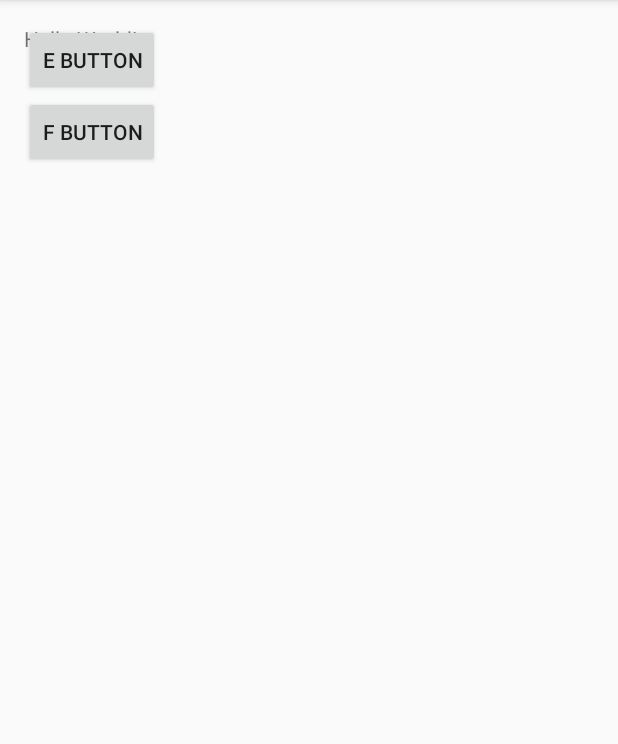
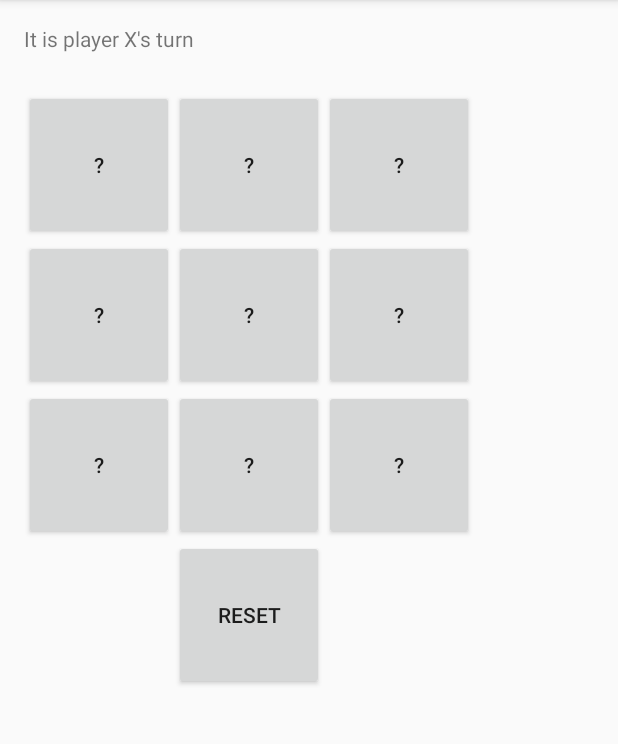
Before and after one commit to eltang/Synthesizer, an Android app: the screen it shows after launch (SynthesizerActivity), on a phone screen of 412 x 824 dp, the part 84-828 px from its top. Run offline under Robolectric (Android 15) with nearby library versions, the phone set to English and light mode, and no system bars.

Commit message:
Finish the assignment (finally)

```diff
--- a/app/src/main/java/org/pltw/examples/synthesizer/SynthesizerActivity.java
+++ b/app/src/main/java/org/pltw/examples/synthesizer/SynthesizerActivity.java
@@ -6,35 +6,145 @@ import android.os.Bundle;
 import android.util.Log;
 import android.view.View;
 import android.widget.Button;
+import android.widget.TextView;
+
+import java.util.Arrays;
 
 public class SynthesizerActivity extends AppCompatActivity {
     private static final String TAG =
 SynthesizerActivity.class.getName();
-    private Button mEButton;
-    private Button mFButton;
-    private MediaPlayer mpE;
-    private MediaPlayer mpF;
-
+    private Button button1;
+    private Button button2;
+    private Button button3;
+    private Button button4;
+    private Button button5;
+    private Button button6;
+    private Button button7;
+    private Button button8;
+    private Button button9;
+    private TextView message;
+    private char turn = 'X';
+    private char[][] board = new char[3][3];
     @Override
     protected void onCreate(Bundle savedInstanceState) {
         super.onCreate(savedInstanceState);
         setContentView(R.layout.activity_synthesizer);
 
-        mEButton = (Button)findViewById(R.id.eButton);
-        mFButton = (Button)findViewById(R.id.fButton);
-        mpE = MediaPlayer.create(this, R.raw.scalee);
-        mpF = MediaPlayer.create(this, R.raw.scalef);
+        button1 = (Button)findViewById(R.id.button1);
+        button2 = (Button)findViewById(R.id.button2);
+        button3 = (Button)findViewById(R.id.button3);
+        button4 = (Button)findViewById(R.id.button4);
+        button5 = (Button)findViewById(R.id.button5);
+        button6 = (Button)findViewById(R.id.button6);
+        button7 = (Button)findViewById(R.id.button7);
+        button8 = (Button)findViewById(R.id.button8);
+        button9 = (Button)findViewById(R.id.button9);
+        message = (TextView)findViewById(R.id.message);
+
+        reset();
     }
 
-    public void onButton1Click(View v) {
-        mpE.seekTo(0);
-        Log.i(TAG, "E Button Clicked");
-        mpE.start();
+    protected boolean updateBoard() {
+        boolean win = false;
+
+        button1.setText(Character.toString(board[0][0]));
+        button2.setText(Character.toString(board[0][1]));
+        button3.setText(Character.toString(board[0][2]));
+        button4.setText(Character.toString(board[1][0]));
+        button5.setText(Character.toString(board[1][1]));
+        button6.setText(Character.toString(board[1][2]));
+        button7.setText(Character.toString(board[2][0]));
+        button8.setText(Character.toString(board[2][1]));
+        button9.setText(Character.toString(board[2][2]));
+
+        for (int i = 3; i-- != 0;) {
+            if (board[i][0] == board[i][1] && board[i][1] == board[i][2] && board[i][0] != '?')
+                win = true;
+            if (board[0][i] == board[1][i] && board[1][i] == board[2][i] && board[0][i] != '?')
+                win = true;
+        }
+        if (board[0][0] == board[1][1] && board[1][1] == board[2][2] && board[0][0] != '?')
+            win = true;
+        if (board[2][0] == board[1][1] && board[1][1] == board[0][2] && board[2][0] != '?')
+            win = true;
+        if (win) {
+            message.setText("Player " + turn + " wins!");
+            return true;
+        }
+        return false;
+    }
+    public void onReset(View v) {
+        reset();
     }
 
-    public void onButton2Click(View v) {
-        mpF.seekTo(0);
-        Log.i(TAG, "F Button Clicked");
-        mpF.start();
+    protected void reset() {
+        showTurn();
+        Arrays.fill(board[0], '?');
+        Arrays.fill(board[1], '?');
+        Arrays.fill(board[2], '?');
+        updateBoard();
+    }
+    public void onPlayerAction(View v) {
+        int row, column;
+        Button button = (Button)v;
+
+        switch (button.getId()) {
+            case R.id.button1:
+                row = 0;
+                column = 0;
+                break;
+            case R.id.button2:
+                row = 0;
+                column = 1;
+                break;
+            case R.id.button3:
+                row = 0;
+                column = 2;
+                break;
+            case R.id.button4:
+                row = 1;
+                column = 0;
+                break;
+            case R.id.button5:
+                row = 1;
+                column = 1;
+                break;
+            case R.id.button6:
+                row = 1;
+                column = 2;
+                break;
+            case R.id.button7:
+                row = 2;
+                column = 0;
+                break;
+            case R.id.button8:
+                row = 2;
+                column = 1;
+                break;
+            default:
+                row = 2;
+                column = 2;
+                break;
+        }
+        if (board[row][column] == '?')
+            board[row][column] = turn;
+        if (!updateBoard())
+            changeTurn();
+    }
+
+    protected void changeTurn() {
+        switch (turn) {
+            case 'X':
+                turn = 'O';
+                break;
+            case 'O':
+                turn = 'X';
+                break;
+        }
+        showTurn();
+    }
+
+    protected void showTurn() {
+        message.setText("It is player " + turn + "\'s turn");
     }
 }
--- a/app/src/main/res/layout/activity_synthesizer.xml
+++ b/app/src/main/res/layout/activity_synthesizer.xml
@@ -11,23 +11,99 @@
     tools:context="org.pltw.examples.synthesizer.SynthesizerActivity">
 
     <TextView
+        android:layout_height="100dp"
+        android:text="Hello World!"
+        android:id="@+id/message"
+        android:layout_width="300dp" />
+
+    <GridLayout
         android:layout_width="wrap_content"
         android:layout_height="wrap_content"
-        android:text="Hello World!" />
+        android:layout_marginTop="44dp"
+        android:layout_alignParentTop="true"
+        android:layout_alignParentStart="true"
+        android:rowCount="4"
+        android:columnCount="3"
+        android:id="@+id/gridLayout">
 
-    <Button
-        android:text="@string/eButton"
-        android:layout_width="wrap_content"
-        android:layout_height="wrap_content"
-        android:id="@+id/eButton"
-        android:onClick="onButton1Click" />
+        <Button
+            android:text="Button"
+            android:layout_width="100dp"
+            android:layout_height="100dp"
+            android:id="@+id/button1"
+            android:layout_row="0"
+            android:layout_column="0"
+            android:onClick="onPlayerAction" />
 
-    <Button
-        android:text="@string/fButton"
-        android:layout_width="wrap_content"
-        android:layout_height="wrap_content"
-        android:id="@+id/fButton"
-        android:onClick="onButton2Click"
-        android:layout_below="@+id/eButton"
-        android:layout_alignParentStart="true" />
+        <Button
+            android:text="Button"
+            android:layout_width="100dp"
+            android:layout_height="100dp"
+            android:id="@+id/button2"
+            android:layout_column="1"
+            android:layout_row="0"
+            android:onClick="onPlayerAction" />
+
+        <Button
+            android:text="Button"
+            android:layout_width="100dp"
+            android:layout_height="100dp"
+            android:id="@+id/button3"
+            android:layout_column="2"
+            android:layout_row="0"
+            android:onClick="onPlayerAction" />
+
+        <Button
+            android:text="Button"
+            android:layout_width="100dp"
+            android:layout_height="100dp"
+            android:id="@+id/button4"
+            android:onClick="onPlayerAction" />
+
+        <Button
+            android:text="Button"
+            android:layout_width="100dp"
+            android:layout_height="100dp"
+            android:id="@+id/button5"
+            android:onClick="onPlayerAction" />
+
+        <Button
+            android:text="Button"
+            android:layout_width="100dp"
+            android:layout_height="100dp"
+            android:id="@+id/button6"
+            android:onClick="onPlayerAction" />
+
+        <Button
+            android:text="Button"
+            android:layout_width="100dp"
+            android:layout_height="100dp"
+            android:id="@+id/button7"
+            android:onClick="onPlayerAction" />
+
+        <Button
+            android:text="Button"
+            android:layout_width="100dp"
+            android:layout_height="100dp"
+            android:id="@+id/button8"
+            android:onClick="onPlayerAction" />
+
+        <Button
+            android:text="Button"
+            android:layout_width="100dp"
+            android:layout_height="100dp"
+            android:id="@+id/button9"
+            android:onClick="onPlayerAction" />
+
+        <Button
+            android:text="RESET"
+            android:layout_width="100dp"
+            android:layout_height="100dp"
+            android:id="@+id/button10"
+            android:layout_row="3"
+            android:layout_column="1"
+            android:onClick="onReset" />
+
+    </GridLayout>
+
 </RelativeLayout>
```
